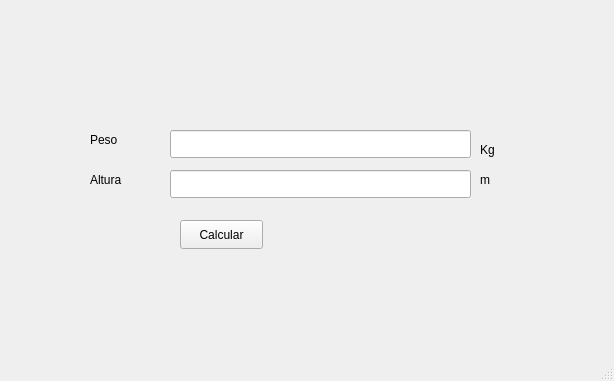
The window that Unidad 1/E_02_IndiceMasaCorporal.ui (badillovictor/PIP_2024_1_VMBG) describes before a commit, drawn with Qt 5.
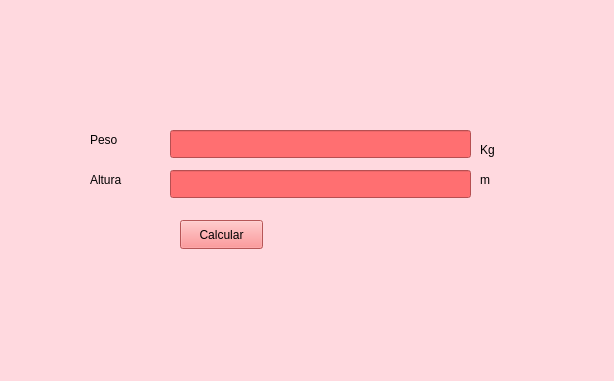
The same window after the commit.

```diff
--- a/Unidad 1/E_02_IndiceMasaCorporal.ui
+++ b/Unidad 1/E_02_IndiceMasaCorporal.ui
@@ -13,6 +13,9 @@
   <property name="windowTitle">
    <string>MainWindow</string>
   </property>
+  <property name="styleSheet">
+   <string notr="true">background-color: rgb(255, 217, 223);</string>
+  </property>
   <widget class="QWidget" name="centralwidget">
    <widget class="QPushButton" name="btnCalcular">
     <property name="geometry">
@@ -23,6 +26,10 @@
       <height>29</height>
      </rect>
     </property>
+    <property name="styleSheet">
+     <string notr="true">color: rgb(0, 0, 0);
+background-color: rgb(255, 120, 122);</string>
+    </property>
     <property name="text">
      <string>Calcular</string>
     </property>
@@ -36,6 +43,9 @@
       <height>20</height>
      </rect>
     </property>
+    <property name="styleSheet">
+     <string notr="true">color: rgb(0, 0, 0);</string>
+    </property>
     <property name="text">
      <string>Peso</string>
     </property>
@@ -49,6 +59,9 @@
       <height>20</height>
      </rect>
     </property>
+    <property name="styleSheet">
+     <string notr="true">color: rgb(0, 0, 0);</string>
+    </property>
     <property name="text">
      <string>Altura</string>
     </property>
@@ -62,6 +75,10 @@
       <height>28</height>
      </rect>
     </property>
+    <property name="styleSheet">
+     <string notr="true">background-color: rgb(255, 111, 113);
+color: rgb(255, 255, 255);</string>
+    </property>
    </widget>
    <widget class="QLineEdit" name="txtAltura">
     <property name="geometry">
@@ -72,6 +89,10 @@
       <height>28</height>
      </rect>
     </property>
+    <property name="styleSheet">
+     <string notr="true">background-color: rgb(255, 111, 113);
+color: rgb(255, 255, 255);</string>
+    </property>
    </widget>
    <widget class="QLabel" name="label_3">
     <property name="geometry">
```
